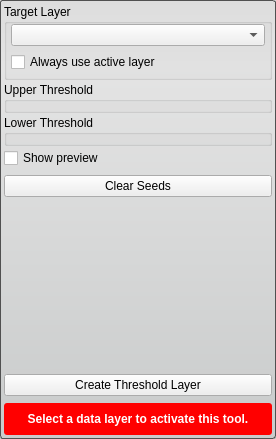
This is src/Interface/ToolInterface/ThresholdToolInterface.ui in SCIInstitute/Seg3D as Qt 5 draws it before an edit. The edited form follows.
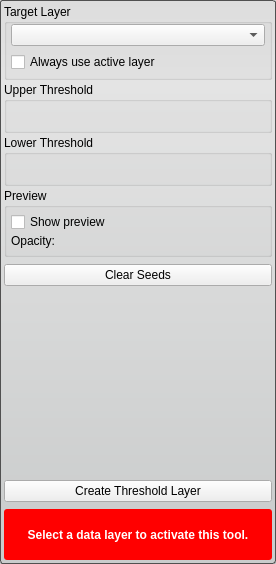
This is the edited form. Custom widgets are drawn as their Qt base class.

Commit message: Added option to adjust preview opacity to the ThresholdTool. Fixed a compiler warning.

The edit to the form file:
```diff
--- a/src/Interface/ToolInterface/ThresholdToolInterface.ui
+++ b/src/Interface/ToolInterface/ThresholdToolInterface.ui
@@ -7,7 +7,7 @@
     <x>0</x>
     <y>0</y>
     <width>276</width>
-    <height>439</height>
+    <height>564</height>
    </rect>
   </property>
   <property name="sizePolicy">
@@ -142,27 +142,44 @@
     </widget>
    </item>
    <item>
-    <widget class="QWidget" name="widget_2" native="true">
+    <widget class="QGroupBox" name="preview_groupbox_">
      <property name="minimumSize">
       <size>
        <width>0</width>
        <height>20</height>
       </size>
      </property>
-     <layout class="QHBoxLayout" name="horizontalLayout_3">
+     <property name="title">
+      <string>Preview</string>
+     </property>
+     <layout class="QVBoxLayout" name="verticalLayout_6">
       <property name="spacing">
-       <number>0</number>
+       <number>2</number>
       </property>
       <property name="margin">
-       <number>0</number>
+       <number>4</number>
       </property>
       <item>
-       <widget class="QCheckBox" name="show_preview_checkbox_">
+       <layout class="QHBoxLayout" name="horizontalLayout_3">
+        <item>
+         <widget class="QCheckBox" name="show_preview_checkbox_">
+          <property name="text">
+           <string>Show preview</string>
+          </property>
+         </widget>
+        </item>
+       </layout>
+      </item>
+      <item>
+       <widget class="QLabel" name="label">
         <property name="text">
-         <string>Show preview</string>
+         <string>Opacity:</string>
         </property>
        </widget>
       </item>
+      <item>
+       <widget class="QtUtils::QtSliderDoubleCombo" name="preview_opacity_slider_" native="true"/>
+      </item>
      </layout>
     </widget>
    </item>
@@ -298,17 +315,17 @@
   </layout>
  </widget>
  <customwidgets>
-  <customwidget>
-   <class>QtUtils::QtDropableComboBox</class>
-   <extends>QComboBox</extends>
-   <header location="global">QtUtils/Widgets/QtDropableComboBox.h</header>
-  </customwidget>
   <customwidget>
    <class>QtUtils::QtSliderDoubleCombo</class>
    <extends>QWidget</extends>
    <header location="global">QtUtils/Widgets/QtSliderDoubleCombo.h</header>
    <container>1</container>
   </customwidget>
+  <customwidget>
+   <class>QtUtils::QtDropableComboBox</class>
+   <extends>QComboBox</extends>
+   <header location="global">QtUtils/Widgets/QtDropableComboBox.h</header>
+  </customwidget>
   <customwidget>
    <class>QtUtils::QtHistogramWidget</class>
    <extends>QWidget</extends>
```
The commit also changes 4 other files.
